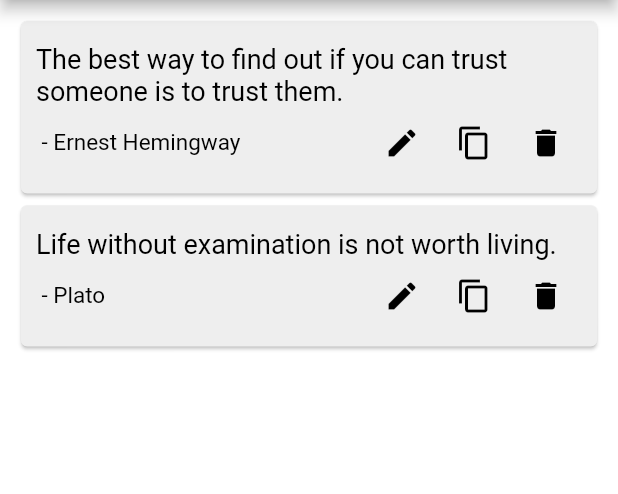
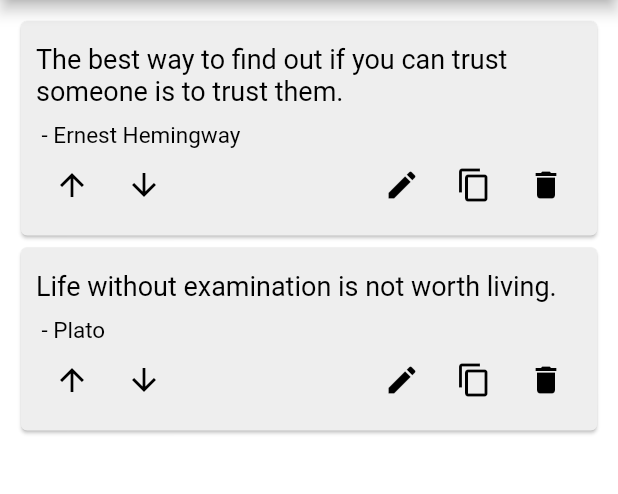
Before and after one commit to christopherlam888/quote-bank, a Flutter app: the screen it shows after launch, on a phone screen of 412 x 824 dp, the part 84-578 px from its top. Run offline on Flutter 3.47's test engine with Material 2 defaults, Android fonts, the phone set to English and light mode, and no system bars; our stand-ins replace shared_preferences; statements that could not run were skipped.

Commit message:
Rearrange card layout and add basic reordering

```diff
--- a/lib/pages/home.dart
+++ b/lib/pages/home.dart
@@ -178,6 +178,9 @@ class _HomeState extends State<Home> {
                           ),
                         ],
                       ),
+                      SizedBox(
+                        height: 10,
+                      ),
                       Row(
                         mainAxisAlignment: MainAxisAlignment.spaceBetween,
                         children: [
@@ -189,6 +192,41 @@ class _HomeState extends State<Home> {
                                 color: Theme.of(context).colorScheme.primary,
                               ),
                             ),
+                          ),
+                        ],
+                      ),
+                      Row(
+                        mainAxisAlignment: MainAxisAlignment.spaceBetween,
+                        children: [
+                          Row(
+                            children: [
+                              IconButton(
+                                onPressed: () {
+                                  setState(() {
+                                    if (index != 0) {
+                                      Quote temp = quotes[index];
+                                      quotes[index] = quotes[index-1];
+                                      quotes[index-1] = temp;
+                                      saveData();
+                                    }
+                                  });
+                                },
+                                icon: Icon(Icons.arrow_upward, color: Theme.of(context).colorScheme.primary),
+                              ),
+                              IconButton(
+                                onPressed: () {
+                                  setState(() {
+                                    if (index != quotes.length-1) {
+                                      Quote temp = quotes[index];
+                                      quotes[index] = quotes[index+1];
+                                      quotes[index+1] = temp;
+                                      saveData();
+                                    }
+                                  });
+                                },
+                                icon: Icon(Icons.arrow_downward, color: Theme.of(context).colorScheme.primary),
+                              ),
+                            ],
                           ),
                           Row(
                             children: [
```
